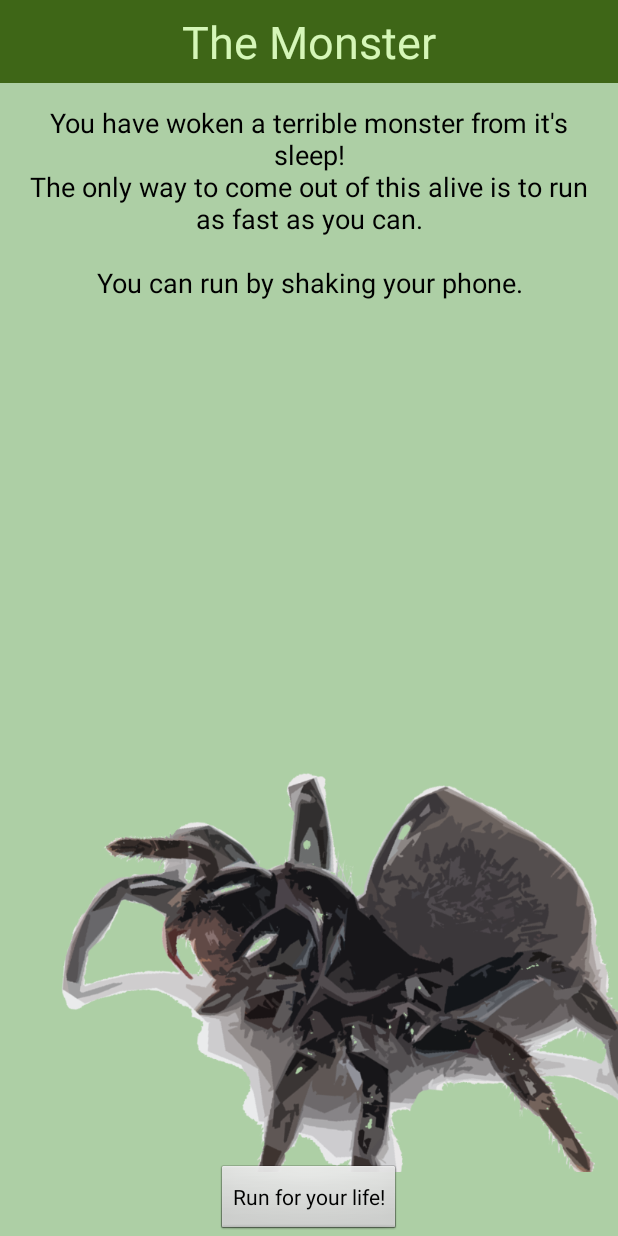
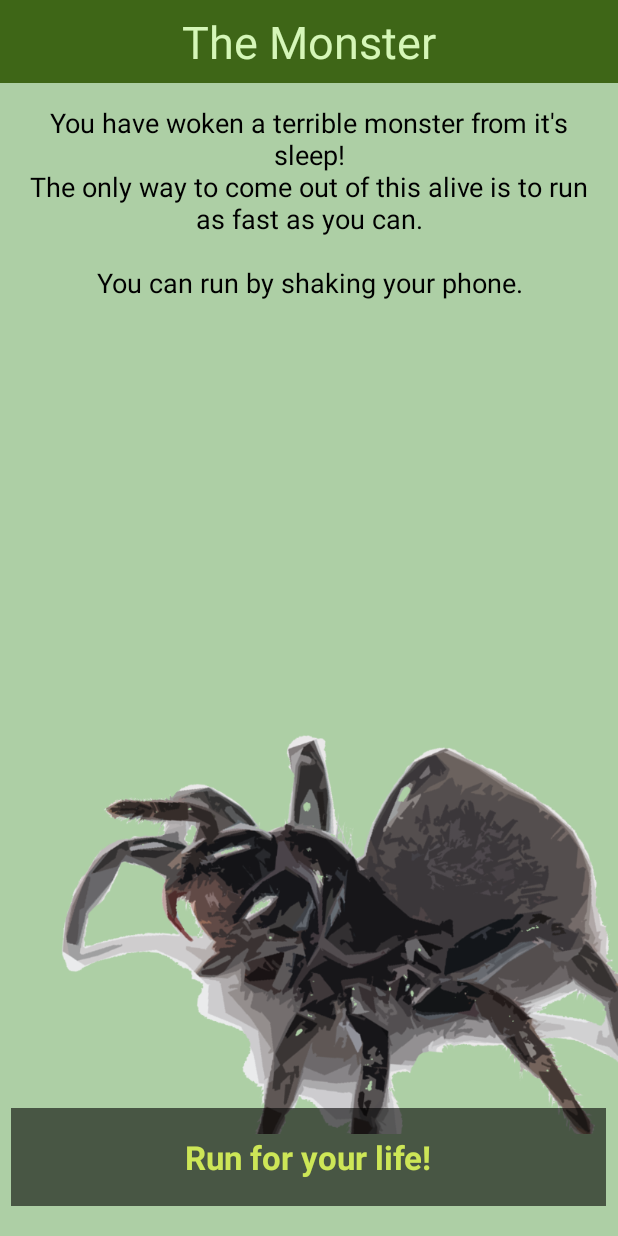
Before and after one commit to mnefzger/PEM_App, an Android app: the fragment Game_Run_Fragment shown on its own in the app's theme, on a phone screen of 412 x 824 dp. Run offline under Robolectric (Android 15) with nearby library versions, the phone set to English and light mode, and no system bars; network calls fail.

Commit message:
minor layout changes

```diff
--- a/app/src/main/res/layout/fragment_game__run_.xml
+++ b/app/src/main/res/layout/fragment_game__run_.xml
@@ -47,15 +47,23 @@
             android:src="@drawable/spider"
             android:layout_alignParentBottom="true"
             android:layout_alignParentLeft="true"
-            android:layout_alignParentStart="true" />
+            android:layout_alignParentStart="true"
+            android:layout_marginBottom="25dp" />
 
         <Button
-            android:layout_width="wrap_content"
-            android:layout_height="wrap_content"
+            android:layout_width="fill_parent"
+            android:layout_height="65dp"
             android:text="Run for your life!"
             android:id="@+id/startRun"
             android:layout_alignParentBottom="true"
-            android:layout_centerHorizontal="true" />
+            android:layout_centerHorizontal="true"
+            android:textStyle="bold"
+            android:textSize="22dp"
+            android:textColor="#cde657"
+            android:background="#95000000"
+            android:layout_marginBottom="20dp"
+            android:layout_marginLeft="15dp"
+        />
     </RelativeLayout>
 
     <FrameLayout
@@ -128,15 +136,6 @@
 
 
         <ImageView
-            android:layout_width="593dp"
-            android:layout_height="242dp"
-            android:id="@+id/imageView5"
-            android:src="@drawable/spider2"
-            android:layout_below="@+id/runSpeed"
-            android:layout_centerHorizontal="true"
-            android:layout_gravity="center_horizontal|bottom" />
-
-        <ImageView
             android:layout_width="wrap_content"
             android:layout_height="wrap_content"
             android:id="@+id/imageView10"
@@ -182,5 +181,15 @@
             android:textSize="40dp"
             android:layout_gravity="center" />
 
+        <ImageView
+            android:layout_width="593dp"
+            android:layout_height="242dp"
+            android:id="@+id/imageView5"
+            android:src="@drawable/spider2"
+            android:layout_below="@+id/runSpeed"
+            android:layout_centerHorizontal="true"
+            android:layout_gravity="right|bottom"
+            android:layout_marginBottom="0dp" />
+
     </FrameLayout>
 </RelativeLayout>
```
Also changed, not shown: app/src/main/res/layout/activity_main.xml (+4 -4 lines), app/src/main/res/layout/fragment_game_rescue.xml (+14 -6 lines).
